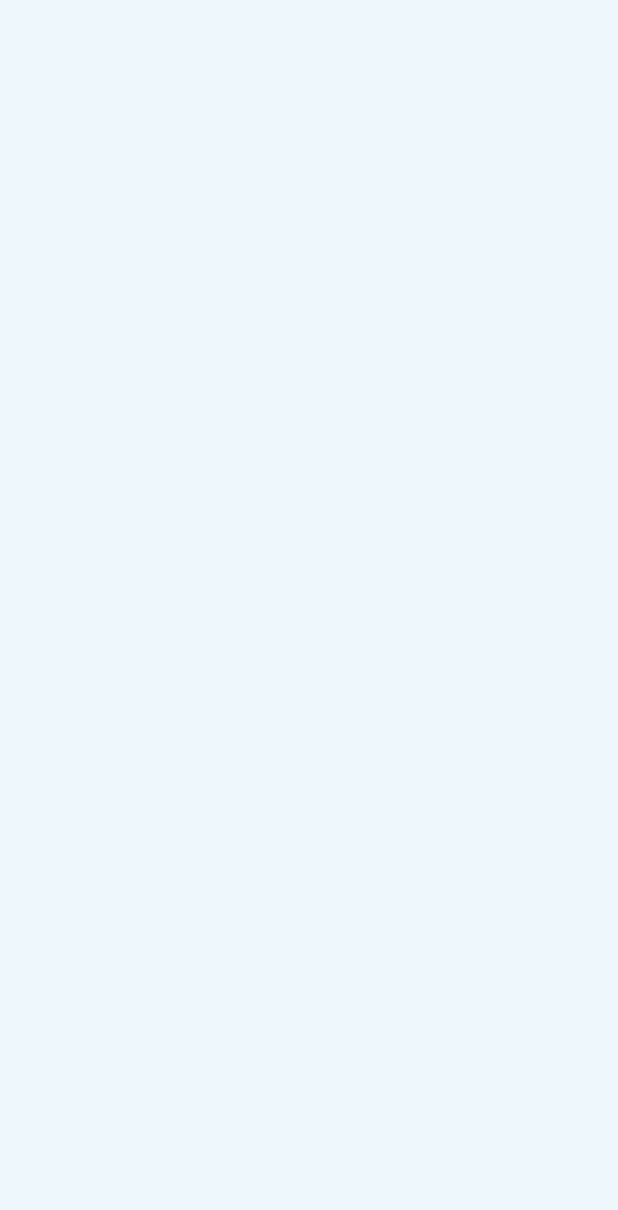
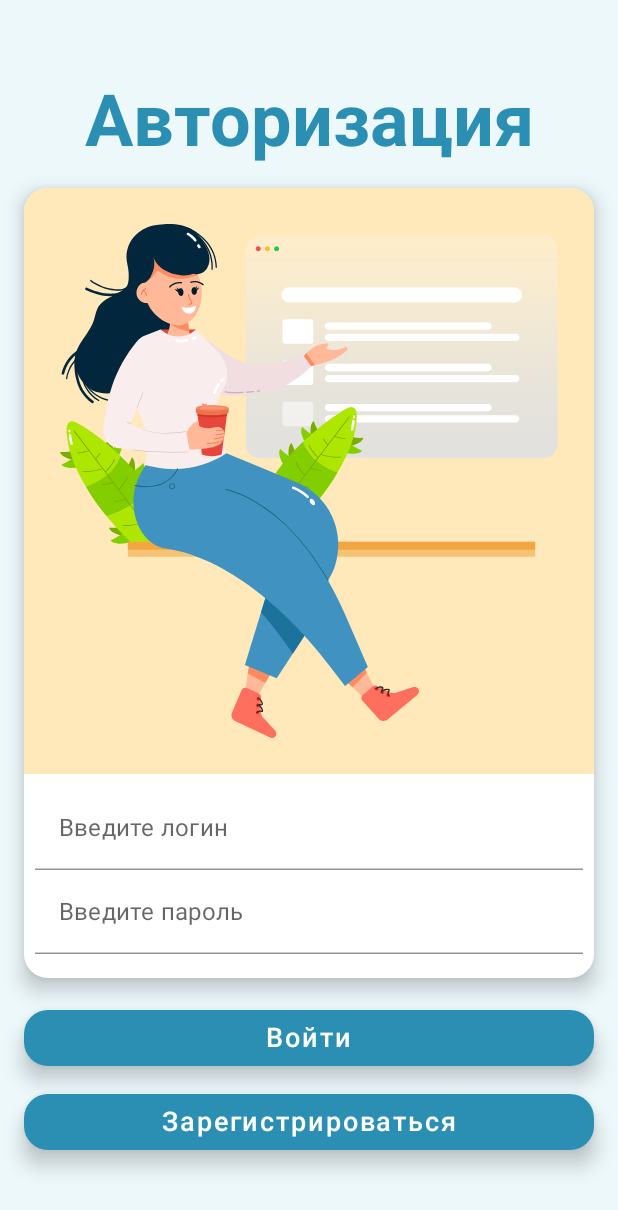
Before and after one commit to barbolin-semyon/GuapStudios, an Android app built with Jetpack Compose: the screen it shows after launch (MainActivity), on a phone screen of 412 x 824 dp. Before the commit the part shown is empty. Shown: the top 1210 px of the screen. Run offline under Robolectric (Android 15) with nearby library versions, the phone set to English and light mode, and no system bars; our stand-ins replace livedata-compose.

Commit message:
realization LoginView.kt

```diff
--- a/app/src/main/java/com/example/guapstudios/ui/features/authorization/LoginView.kt
+++ b/app/src/main/java/com/example/guapstudios/ui/features/authorization/LoginView.kt
@@ -1,9 +1,177 @@
 package com.example.guapstudios.ui.features.authorization
 
+import androidx.compose.foundation.Image
+import androidx.compose.foundation.background
+import androidx.compose.foundation.layout.*
+import androidx.compose.foundation.shape.RoundedCornerShape
+import androidx.compose.material.*
 import androidx.compose.runtime.Composable
+import androidx.compose.runtime.MutableState
+import androidx.compose.runtime.livedata.observeAsState
+import androidx.compose.runtime.mutableStateOf
+import androidx.compose.runtime.remember
+import androidx.compose.ui.Alignment
+import androidx.compose.ui.Modifier
+import androidx.compose.ui.graphics.Color
+import androidx.compose.ui.res.painterResource
+import androidx.compose.ui.text.font.FontStyle
+import androidx.compose.ui.text.font.FontWeight
+import androidx.compose.ui.unit.dp
+import androidx.compose.ui.unit.sp
+import androidx.lifecycle.ViewModel
+import androidx.lifecycle.viewmodel.compose.viewModel
 import androidx.navigation.NavController
+import com.example.guapstudios.R
+import com.example.guapstudios.data.emptities.LoginReciveModel
+import com.example.guapstudios.data.emptities.TokenModel
+import com.example.guapstudios.ui.navigation.AuthorizationScreens
+import com.example.guapstudios.ui.navigation.Screens
+import com.example.guapstudios.ui.theme.Blue
+import com.example.guapstudios.ui.theme.Yellow
+import com.example.guapstudios.ui.theme.YellowDark
+import com.example.guapstudios.ui.theme.YellowLight
+import com.example.guapstudios.viewModel.AuthorizationViewModel
 
 @Composable
 fun LoginView(navController: NavController) {
+    val viewModel: AuthorizationViewModel = viewModel()
+    val login = remember { mutableStateOf("") }
+    val password = remember { mutableStateOf("") }
+
+    Column(
+        modifier = Modifier.fillMaxSize(),
+        verticalArrangement = Arrangement.Center,
+        horizontalAlignment = Alignment.CenterHorizontally
+    ) {
+
+        Text(
+            text = "Авторизация",
+            color = Blue,
+            fontWeight = FontWeight.Bold,
+            fontSize = 48.sp
+        )
+
+        Card(
+            modifier = Modifier
+                .fillMaxWidth()
+                .padding(16.dp),
+            elevation = 8.dp,
+            shape = RoundedCornerShape(16.dp)
+        ) {
+            Column(Modifier.padding(bottom = 16.dp)) {
+                IllustrationCard()
+                FieldsForWrite(login = login, password = password)
+            }
+        }
+
+        ButtonsAuthorization(
+            onClickLogin = { viewModel.login(LoginReciveModel(login.value, password.value)) },
+            onClickRegister = {
+                navController.navigate(AuthorizationScreens.RegisterScreen.route)
+            }
+        )
+
+        ObserverIsAuthorization(viewModel, navController)
+    }
 
 }
+
+@Composable
+fun ObserverIsAuthorization(viewModel: AuthorizationViewModel, navController: NavController) {
+    val isAuthorization = viewModel.isAuthorization.observeAsState()
+
+    if (isAuthorization.value == true) {
+        navController.navigate(Screens.MainScreen.route) {
+            navController.graph.startDestinationRoute?.let {
+                popUpTo(it) {
+                    inclusive = true
+                    saveState = true
+                }
+            }
+
+            launchSingleTop = true
+            restoreState = true
+        }
+    }
+}
+
+@Composable
+fun ButtonsAuthorization(onClickLogin: () -> Unit, onClickRegister: () -> Unit) {
+    Button(
+        onClick = { onClickLogin() },
+        modifier = Modifier
+            .fillMaxWidth()
+            .padding(horizontal = 16.dp),
+        elevation = ButtonDefaults.elevation(8.dp),
+        shape = RoundedCornerShape(16.dp)
+    ) {
+        Text(text = "Войти", fontSize = 18.sp)
+    }
+
+    Button(
+        onClick = { onClickRegister() },
+        modifier = Modifier
+            .fillMaxWidth()
+            .padding(start = 16.dp, end = 16.dp, top = 8.dp),
+        elevation = ButtonDefaults.elevation(8.dp),
+        shape = RoundedCornerShape(16.dp)
+    ) {
+        Text(text = "Зарегистрироваться", fontSize = 18.sp)
+    }
+}
+
+@Composable
+fun IllustrationCard() {
+
+    Column(
+        modifier = Modifier
+            .padding(bottom = 8.dp)
+            .background(Yellow)
+            .padding(8.dp)
+    ) {
+        Image(
+            painter = painterResource(id = R.drawable.ic_woman_working),
+            contentDescription = "",
+            modifier = Modifier.padding(16.dp)
+        )
+    }
+
+}
+
+@Composable
+fun FieldsForWrite(login: MutableState<String>, password: MutableState<String>) {
+
+    AuthorizationTextField(
+        text = login.value,
+        onValueChange = { login.value = it },
+        textLabel = "Введите логин"
+    )
+
+    AuthorizationTextField(
+        text = password.value,
+        onValueChange = { password.value = it },
+        textLabel = "Введите пароль"
+    )
+
+
+}
+
+@Composable
+fun AuthorizationTextField(
+    text: String,
+    onValueChange: (newValue: String) -> Unit,
+    textLabel: String
+) {
+    TextField(
+        value = text,
+        onValueChange = { onValueChange(it) },
+        label = { Text(text = textLabel) },
+        colors = TextFieldDefaults.textFieldColors(
+            backgroundColor = Color.White,
+        ),
+        shape = RoundedCornerShape(16.dp),
+        modifier = Modifier
+            .fillMaxWidth()
+            .padding(horizontal = 7.dp)
+    )
+}
--- a/app/src/main/java/com/example/guapstudios/ui/navigation/GuapNavHost.kt
+++ b/app/src/main/java/com/example/guapstudios/ui/navigation/GuapNavHost.kt
@@ -10,6 +10,7 @@ import androidx.navigation.compose.composable
 import androidx.navigation.navigation
 import com.example.guapstudios.ui.features.authorization.LoginView
 import com.example.guapstudios.ui.features.authorization.RegisterView
+import com.example.guapstudios.ui.features.main.currentProject.CurrentProjectView
 
 @Composable
 fun GuapNavHost(navController: NavHostController) {
@@ -43,7 +44,7 @@ private fun NavGraphBuilder.main(navController: NavHostController) {
 
         }
         composable(MainScreens.CurrentProjectScreen.route) {
-            LoginView(navController = navController)
+            CurrentProjectView(navController)
         }
         composable(MainScreens.TechTaskScreen.route) { }
     }
```
